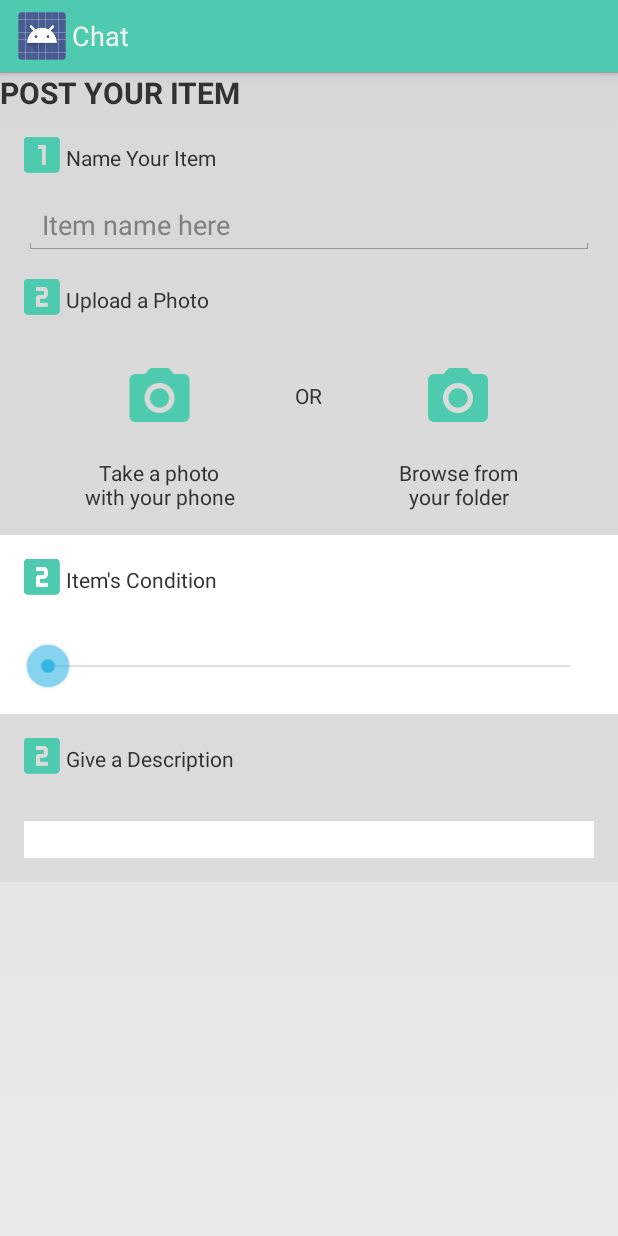
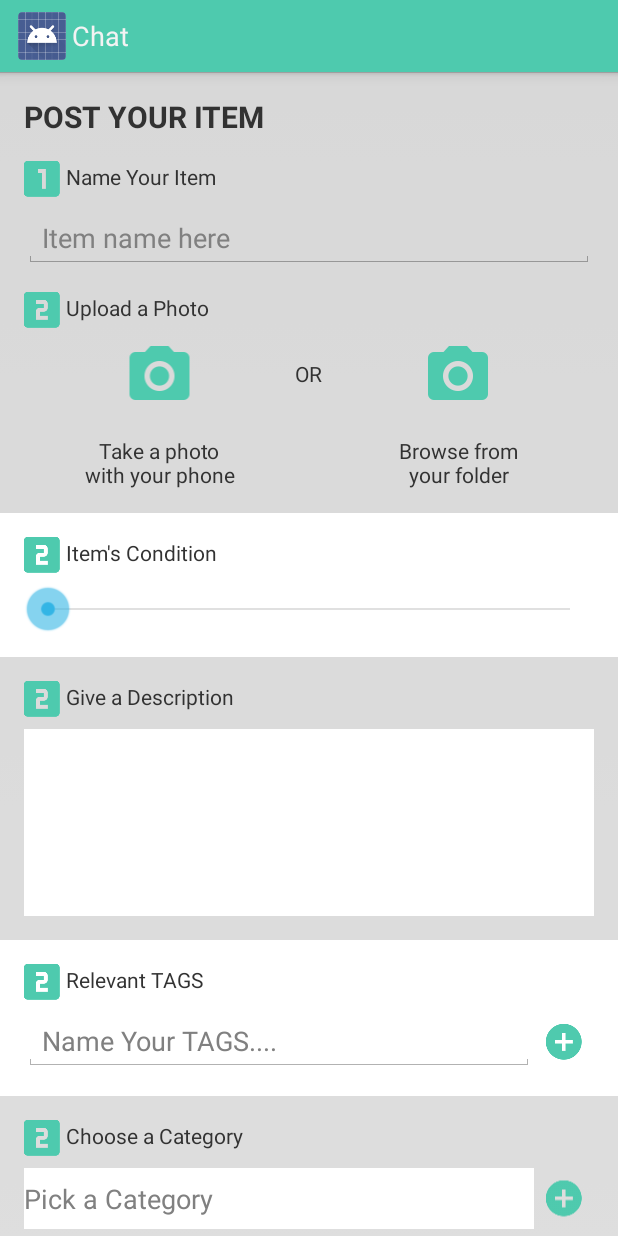
Before and after one commit to sags95/Tradepost-Android, an Android app: the ListingProcessActivity screen opened directly, with no data from a screen before it, on a phone screen of 412 x 824 dp. Run offline under Robolectric (Android 15) with nearby library versions, the phone set to English and light mode, and no system bars; Roboto replaces fonts that are not available here.

Commit message:
Updates: -Listing Process (still working on it)

```diff
--- a/app/build.gradle
+++ b/app/build.gradle
@@ -28,7 +28,6 @@ dependencies {
     compile 'com.android.support:recyclerview-v7:21.0.+'
     compile 'com.etsy.android.grid:library:1.0.5' // see changelog
     compile files('libs\\ksoap2-android-assembly-3.4.0-jar-with-dependencies.jar')
-    compile 'com.getbase:floatingactionbutton:1.9.0'
     compile 'com.melnykov:floatingactionbutton:1.3.0'
     apply plugin: 'com.google.gms.google-services'
 
--- a/app/src/main/java/com/sinapp/sharathsind/tradepost/NewToolBar.java
+++ b/app/src/main/java/com/sinapp/sharathsind/tradepost/NewToolBar.java
@@ -83,7 +83,7 @@ public class NewToolBar extends FragmentActivity implements
                 break;
             }
             case  2:{
-             //   startActivity(new Intent(getApplicationContext(), WebServiceActivityTest.class));
+                startActivity(new Intent(getApplicationContext(), ListingProcessActivity.class));
                 break;
             }case  3: {
                 startActivity(new Intent(getApplicationContext(), ChatActivity.class));
--- a/app/src/main/res/layout/activity_listing_process.xml
+++ b/app/src/main/res/layout/activity_listing_process.xml
@@ -28,6 +28,9 @@
                 android:textStyle="bold"
                 android:textSize="20sp"
                 android:paddingBottom="16dp"
+                android:paddingTop="16dp"
+                android:paddingLeft="@dimen/activity_horizontal_margin"
+                android:paddingRight="@dimen/activity_horizontal_margin"
                 android:background="@color/lightgrey"
                 />
 
@@ -56,9 +59,10 @@
                     android:layout_height="wrap_content"
                     android:text="@string/section1_text"
                     android:paddingTop="4dp"
-                    android:paddingBottom="16dp"
+                    android:paddingBottom="12dp"
                     android:paddingLeft="4dp"
                     android:layout_toRightOf="@+id/section1_img"
+                    android:layout_alignBottom="@id/section1_img"
 
                     />
 
@@ -99,9 +103,10 @@
                     android:layout_height="wrap_content"
                     android:text="@string/section2_text"
                     android:paddingTop="4dp"
-                    android:paddingBottom="32dp"
+                    android:paddingBottom="12dp"
                     android:paddingLeft="4dp"
                     android:layout_toRightOf="@+id/section2_img"
+                    android:layout_alignBottom="@id/section2_img"
                     />
 
 
@@ -138,6 +143,7 @@
                     android:layout_alignParentRight="true"
                     android:layout_alignParentEnd="true"
                     android:paddingBottom="16dp"
+
                     />
 
                 <TextView
@@ -193,9 +199,10 @@
                     android:layout_height="wrap_content"
                     android:text="@string/section3_text"
                     android:paddingTop="4dp"
-                    android:paddingBottom="32dp"
+                    android:paddingBottom="12dp"
                     android:paddingLeft="4dp"
                     android:layout_toRightOf="@+id/section3_img"
+                    android:layout_alignBottom="@id/section3_img"
 
                     />
 
@@ -206,7 +213,7 @@
                     android:layout_height="wrap_content"
                     android:layout_centerInParent="true"
                     android:layout_below="@id/section3_text"
-                    android:max="10"
+                    android:max="5"
 
                     />
 
@@ -231,6 +238,7 @@
                     android:src="@drawable/ic_section2"
                     android:paddingBottom="8dp"
 
+
                     />
 
                 <TextView
@@ -239,9 +247,10 @@
                     android:layout_height="wrap_content"
                     android:text="@string/section4_text"
                     android:paddingTop="4dp"
-                    android:paddingBottom="32dp"
+                    android:paddingBottom="12dp"
                     android:paddingLeft="4dp"
                     android:layout_toRightOf="@+id/section4_img"
+                    android:layout_alignBottom="@id/section4_img"
 
                     />
 
@@ -249,8 +258,65 @@
                     android:id="@+id/section4_edit"
                     android:layout_width="match_parent"
                     android:layout_height="wrap_content"
+                    android:paddingBottom="100dp"
                     android:layout_below="@+id/section4_text"
                     android:background="#FFFFFF"
+
+                    />
+
+            </RelativeLayout>
+
+
+
+            <RelativeLayout
+                android:layout_width="wrap_content"
+                android:layout_height="wrap_content"
+                android:paddingBottom="16dp"
+                android:paddingTop="16dp"
+                android:paddingLeft="@dimen/activity_horizontal_margin"
+                android:paddingRight="@dimen/activity_horizontal_margin"
+                android:id="@+id/section5"
+                android:background="@color/white">
+
+                <ImageView
+                    android:id="@+id/section5_img"
+                    android:layout_width="wrap_content"
+                    android:layout_height="wrap_content"
+                    android:src="@drawable/ic_section2"
+                    android:paddingBottom="8dp"
+
+                    />
+
+                <TextView
+                    android:id="@+id/section5_text"
+                    android:layout_width="wrap_content"
+                    android:layout_height="wrap_content"
+                    android:text="@string/section5_text"
+                    android:paddingTop="4dp"
+                    android:paddingBottom="12dp"
+                    android:paddingLeft="4dp"
+                    android:layout_toRightOf="@+id/section5_img"
+                    android:layout_alignBottom="@id/section5_img"
+
+                    />
+
+                <EditText
+                    android:id="@+id/section5_edit"
+                    android:layout_width="match_parent"
+                    android:layout_height="wrap_content"
+                    android:hint="Name Your TAGS...."
+                    android:layout_below="@+id/section5_text"
+                    android:layout_toLeftOf="@+id/section5_plus"
+
+                    />
+
+                <ImageView
+                    android:id="@+id/section5_plus"
+                    android:layout_width="wrap_content"
+                    android:layout_height="wrap_content"
+                    android:src="@drawable/ic_fab_primary"
+                    android:layout_below="@+id/section5_text"
+                    android:layout_alignParentRight="true"
                     />
 
             </RelativeLayout>
@@ -258,9 +324,57 @@
             <RelativeLayout
                 android:layout_width="wrap_content"
                 android:layout_height="wrap_content"
+                android:paddingBottom="16dp"
+                android:paddingTop="16dp"
                 android:paddingLeft="@dimen/activity_horizontal_margin"
                 android:paddingRight="@dimen/activity_horizontal_margin"
-                android:id="@+id/section5">
+                android:id="@+id/section6"
+                android:background="@color/lightgrey">
+
+                <ImageView
+                    android:id="@+id/section6_img"
+                    android:layout_width="wrap_content"
+                    android:layout_height="wrap_content"
+                    android:src="@drawable/ic_section2"
+                    android:paddingBottom="8dp"
+
+                    />
+
+                <TextView
+                    android:id="@+id/section6_text"
+                    android:layout_width="wrap_content"
+                    android:layout_height="wrap_content"
+                    android:text="@string/section6_text"
+                    android:paddingTop="4dp"
+                    android:paddingBottom="12dp"
+                    android:paddingLeft="4dp"
+                    android:layout_toRightOf="@+id/section6_img"
+                    android:layout_alignBottom="@id/section6_img"
+
+                    />
+
+                <EditText
+                    android:id="@+id/section6_edit"
+                    android:layout_width="match_parent"
+                    android:layout_height="wrap_content"
+                    android:hint="Pick a Category"
+                    android:layout_below="@+id/section6_text"
+                    android:layout_toLeftOf="@+id/section6_plus"
+                    android:background="@color/white"
+                    android:paddingTop="8dp"
+                    android:paddingBottom="8dp"
+
+                    />
+
+                <ImageView
+                    android:id="@+id/section6_plus"
+                    android:layout_width="wrap_content"
+                    android:layout_height="wrap_content"
+                    android:src="@drawable/ic_fab_primary"
+                    android:layout_below="@+id/section6_text"
+                    android:layout_alignParentRight="true"
+                    android:layout_alignBottom="@id/section6_edit"
+                    />
 
             </RelativeLayout>
 
```
Also changed, not shown: 2 other files.
